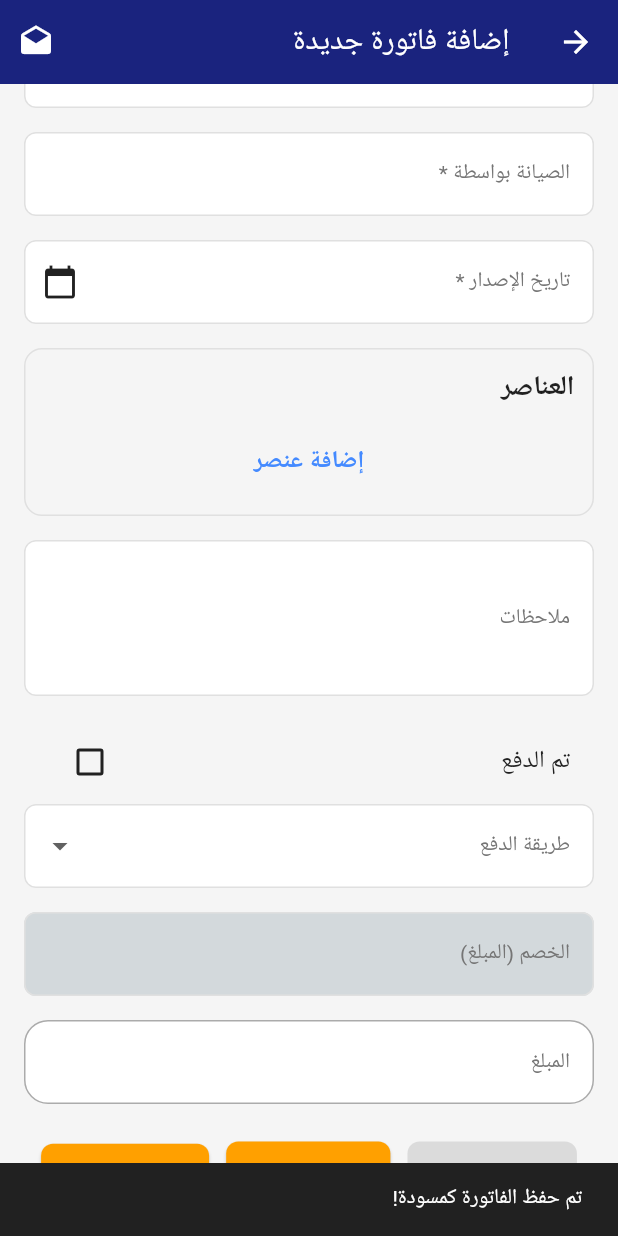
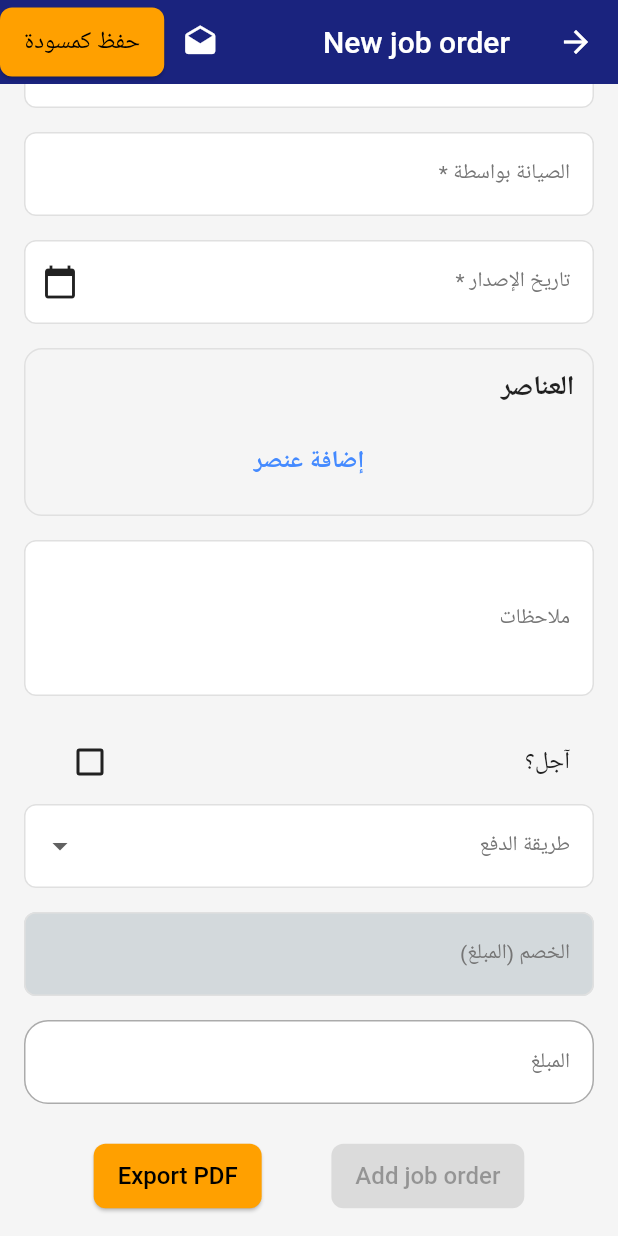
Before and after one commit to Abdalrahman1723/car-service-center-app, a Flutter app: the InvoiceAddScreen screen opened by its route, scrolled down 128 dp, after a tap on "حفظ كمسودة", on a phone screen of 412 x 824 dp. Run offline on Flutter 3.47's test engine with Material 3 defaults, Android fonts, the phone set to English and light mode, and no system bars; our stand-ins replace cloud_firestore, device_preview, equatable, firebase_auth, firebase_core, firebase_messaging and 7 more; accounts and stored records are empty.

Commit message:
make car selection right and change invoice to "job order"

```diff
--- a/lib/modules/employee/invoice_management/data/datasources/invoice_datasource.dart
+++ b/lib/modules/employee/invoice_management/data/datasources/invoice_datasource.dart
@@ -17,7 +17,7 @@ class FirebaseInvoiceDataSource implements InvoiceDataSource {
     // Store invoice data in Firestore 'invoices' collection
     await _firestore
         .collection('invoices')
-        .doc(invoice.clientId)
+        .doc(invoice.id)
         .set(invoice.toMap());
   }
 
--- a/lib/modules/employee/invoice_management/data/repositories/invoice_repository_impl.dart
+++ b/lib/modules/employee/invoice_management/data/repositories/invoice_repository_impl.dart
@@ -30,6 +30,7 @@ class InvoiceRepositoryImpl implements InvoiceRepository {
         isPaid: invoice.isPaid,
         paymentMethod: invoice.paymentMethod,
         discount: invoice.discount,
+        selectedCar: invoice.selectedCar,
       ),
     );
 
@@ -78,6 +79,7 @@ class InvoiceRepositoryImpl implements InvoiceRepository {
             isPaid: model.isPaid,
             paymentMethod: model.paymentMethod,
             discount: model.discount,
+            selectedCar: model.selectedCar
           ),
         )
         .toList();
--- a/lib/modules/employee/invoice_management/presentation/cubit/invoice_management_cubit.dart
+++ b/lib/modules/employee/invoice_management/presentation/cubit/invoice_management_cubit.dart
@@ -1,3 +1,5 @@
+import 'dart:developer';
+
 import 'package:cloud_firestore/cloud_firestore.dart';
 import 'package:firebase_auth/firebase_auth.dart';
 import 'package:flutter_bloc/flutter_bloc.dart';
@@ -36,16 +38,16 @@ class InvoiceManagementCubit extends Cubit<InvoiceManagementState> {
     required String maintenanceBy,
     required List<Item> items,
     required DateTime issueDate,
+    required String selectedCar, // selected car
     String? notes,
     bool isPaid = false,
     String? paymentMethod,
     double? discount,
-    String? selectedCar, // selected car
   }) async {
     emit(InvoiceManagementLoading());
     try {
       final invoice = Invoice(
-        id: clientId,
+        id: DateTime.now().millisecondsSinceEpoch.toString(),
         clientId: clientId,
         amount: amount,
         maintenanceBy: maintenanceBy,
@@ -59,6 +61,7 @@ class InvoiceManagementCubit extends Cubit<InvoiceManagementState> {
         selectedCar: selectedCar,
       );
       await addInvoiceUseCase(invoice);
+      log("from cubit the invoice is : \n ${invoice.selectedCar}");
       // For each unique item name in the invoice items, count how many times it appears,
       // then update the inventory by decreasing the quantity accordingly.
       final Map<String, int> itemCounts = {};
--- a/lib/modules/employee/invoice_management/presentation/pages/invoice_add_screen.dart
+++ b/lib/modules/employee/invoice_management/presentation/pages/invoice_add_screen.dart
@@ -1,4 +1,5 @@
-import 'dart:convert';
+import 'dart:developer';
+
 import 'package:flutter/material.dart';
 import 'package:flutter_bloc/flutter_bloc.dart';
 import 'package:intl/intl.dart';
@@ -8,7 +9,6 @@ import 'package:m_world/shared/models/invoice.dart';
 import 'package:m_world/shared/models/item.dart';
 import 'package:m_world/shared/models/client.dart';
 import 'package:m_world/modules/manager/features/inventory/domain/entities/inventory_entity.dart';
-import 'package:shared_preferences/shared_preferences.dart';
 import '../../../../../config/routes.dart';
 import 'package:flutter/services.dart';
 
@@ -36,7 +36,6 @@ class InvoiceAddScreenState extends State<InvoiceAddScreen> {
   InventoryEntity? _inventory;
   double totalAmount = 0;
   DateTime? _issueDate;
-  String? _draftId;
   List<Client> clients = [];
 
   @override
@@ -44,10 +43,7 @@ class InvoiceAddScreenState extends State<InvoiceAddScreen> {
     super.initState();
     context.read<InvoiceManagementCubit>().loadClients();
     context.read<InvoiceManagementCubit>().loadInventory();
-    if (widget.draftData != null) {
-    }
   }
-
 
   @override
   Widget build(BuildContext context) {
@@ -59,13 +55,14 @@ class InvoiceAddScreenState extends State<InvoiceAddScreen> {
 
     return Scaffold(
       appBar: AppBar(
-        title: const Text('إضافة فاتورة جديدة'),
+        title: const Text("New job order"),
         actions: [
           IconButton(
             icon: const Icon(Icons.drafts),
             onPressed: () =>
                 Navigator.pushNamed(context, Routes.invoiceDraftList),
           ),
+          ElevatedButton(onPressed: () {}, child: const Text('حفظ كمسودة')),
         ],
       ),
       body: BlocConsumer<InvoiceManagementCubit, InvoiceManagementState>(
@@ -108,6 +105,7 @@ class InvoiceAddScreenState extends State<InvoiceAddScreen> {
                   const SizedBox(height: 16),
                   // Maintenance by field
                   TextFormField(
+                    keyboardType: TextInputType.text,
                     controller: _maintenanceByController,
                     decoration: const InputDecoration(
                       labelText: 'الصيانة بواسطة *',
@@ -159,7 +157,7 @@ class InvoiceAddScreenState extends State<InvoiceAddScreen> {
                   const SizedBox(height: 16),
                   // Is Paid checkbox
                   CheckboxListTile(
-                    title: const Text('تم الدفع'),
+                    title: const Text('آجل؟'),
                     value: _isPaid,
                     onChanged: (value) => setState(() => _isPaid = value!),
                   ),
@@ -253,9 +251,13 @@ class InvoiceAddScreenState extends State<InvoiceAddScreen> {
                                         paymentMethod: _paymentMethod,
                                         discount: discount,
                                         issueDate: _issueDate ?? DateTime.now(),
-                                        selectedCar: _selectedCar,
+                                        selectedCar:
+                                            _getSelectedCarDisplayText(),
                                       );
                                 }
+                                log(
+                                  "the selected car is: ${_getSelectedCarDisplayText()}",
+                                );
                               },
                         child: state is InvoiceManagementLoading
                             ? const SizedBox(
@@ -265,92 +267,7 @@ class InvoiceAddScreenState extends State<InvoiceAddScreen> {
                                   strokeWidth: 2,
                                 ),
                               )
-                            : const Text('إضافة الفاتورة'),
-                      ),
-                      ElevatedButton(
-                        onPressed: state is InvoiceManagementLoading
-                            ? null
-                            : () async {
-                                final String currentDraftId =
-                                    _draftId ??
-                                    DateTime.now().toIso8601String();
-                                final draft = {
-                                  'id': currentDraftId,
-                                  'clientId': _selectedClientId,
-                                  'selectedCar': _selectedCar,
-                                  'amount': double.tryParse(
-                                    _amountController.text,
-                                  ),
-                                  'maintenanceBy':
-                                      _maintenanceByController.text,
-                                  'items': _items
-                                      .map((item) => item.toMap())
-                                      .toList(),
-                                  'notes': _notesController.text.isEmpty
-                                      ? null
-                                      : _notesController.text,
-                                  'isPaid': _isPaid,
-                                  'clientName': _selectedClientId != null
-                                      ? clients
-                                            .firstWhere(
-                                              (element) =>
-                                                  element.id ==
-                                                  _selectedClientId,
-                                              orElse: () => Client(
-                                                id: '',
-                                                name: 'غير معروف',
-                                                cars: [],
-                                                balance: 0.0,
-                                              ),
-                                            )
-                                            .name
-                                      : null,
-                                  'paymentMethod': _paymentMethod,
-                                  'discount': double.tryParse(
-                                    _discountController.text,
-                                  ),
-                                  'issueDate': _issueDate?.toIso8601String(),
-                                  'createdAt': widget.draftData != null
-                                      ? widget.draftData!['createdAt']
-                                      : DateTime.now().toIso8601String(),
-                                };
-                                final prefs =
-                                    await SharedPreferences.getInstance();
-                                final drafts =
-                                    prefs.getStringList('invoice_drafts') ?? [];
-                                final existingDraftIndex = drafts.indexWhere((
-                                  draftString,
-                                ) {
-                                  final draftMap = jsonDecode(draftString);
-                                  return draftMap['id'] == currentDraftId;
-                                });
-                                if (existingDraftIndex != -1) {
-                                  drafts[existingDraftIndex] = jsonEncode(
-                                    draft,
-                                  );
-                                } else {
-                                  drafts.add(jsonEncode(draft));
-                                }
-                                await prefs.setStringList(
-                                  'invoice_drafts',
-                                  drafts,
-                                );
-                                ScaffoldMessenger.of(context).showSnackBar(
-                                  SnackBar(
-                                    content: Text(
-                                      existingDraftIndex != -1
-                                          ? 'تم تحديث المسودة بنجاح!'
-                                          : 'تم حفظ الفاتورة كمسودة!',
-                                    ),
-                                  ),
-                                );
-                                if (_draftId == null) {
-                                  setState(() {
-                                    _draftId = currentDraftId;
-                                  });
-                                }
-                              },
-                        child: const Text('حفظ كمسودة'),
+                            : const Text('Add job order'),
                       ),
                       InvoiceExportButton(
                         clientName: _selectedClientId != null
@@ -382,7 +299,7 @@ class InvoiceAddScreenState extends State<InvoiceAddScreen> {
                           paymentMethod: _paymentMethod,
                           discount: double.tryParse(_discountController.text),
                           issueDate: _issueDate ?? DateTime.now(),
-                          selectedCar: _selectedCar,
+                          selectedCar: _getSelectedCarDisplayText(),
                         ),
                       ),
                     ],
@@ -458,7 +375,7 @@ class InvoiceAddScreenState extends State<InvoiceAddScreen> {
     final selectedCar = _selectedCar != null && cars.isNotEmpty
         ? cars.firstWhere(
             (c) =>
-                c['licensePlate'] == _selectedCar || c['type'] == _selectedCar,
+                '${c['type'] ?? ''}_${c['licensePlate'] ?? ''}' == _selectedCar,
             orElse: () => {'type': 'غير معروف', 'licensePlate': 'غير معروف'},
           )
         : null;
@@ -477,7 +394,7 @@ class InvoiceAddScreenState extends State<InvoiceAddScreen> {
           items: cars
               .map(
                 (car) => DropdownMenuItem<String>(
-                  value: car['licensePlate'] ?? car['type'],
+                  value: '${car['type'] ?? ''}_${car['licensePlate'] ?? ''}',
                   child: Text(
                     '${car['type'] ?? 'غير محدد'} (${car['licensePlate'] ?? 'بدون لوحة'})',
                   ),
@@ -643,8 +560,9 @@ class InvoiceAddScreenState extends State<InvoiceAddScreen> {
                               ),
                               onTap: () {
                                 setState(() {
+                                  // Use a unique identifier for the car
                                   _selectedCar =
-                                      car['licensePlate'] ?? car['type'];
+                                      '${car['type'] ?? ''}_${car['licensePlate'] ?? ''}';
                                 });
                                 Navigator.pop(dialogContext);
                               },
@@ -1151,4 +1069,21 @@ class InvoiceAddScreenState extends State<InvoiceAddScreen> {
       ),
     );
   }
+
+  // Helper method to get the display text for the selected car
+  String _getSelectedCarDisplayText() {
+    if (_selectedCar == null || clients.isEmpty) return '';
+
+    final selectedClient = clients.firstWhere(
+      (c) => c.id == _selectedClientId,
+      orElse: () => Client(id: '', name: 'غير معروف', cars: [], balance: 0.0),
+    );
+
+    final selectedCarData = selectedClient.cars.firstWhere(
+      (c) => '${c['type'] ?? ''}_${c['licensePlate'] ?? ''}' == _selectedCar,
+      orElse: () => {'type': 'غير معروف', 'licensePlate': 'غير معروف'},
+    );
+
+    return '${selectedCarData['type'] ?? 'غير محدد'} (${selectedCarData['licensePlate'] ?? 'بدون لوحة'})';
+  }
 }
--- a/lib/modules/employee/invoice_management/presentation/widgets/invoice_card.dart
+++ b/lib/modules/employee/invoice_management/presentation/widgets/invoice_card.dart
@@ -41,7 +41,7 @@ class InvoiceCard extends StatelessWidget {
             ),
           );
         },
-        title: Text('Invoice #${invoice.id}'),
+        title: Text('Invoice #${invoice.clientId}'),
         subtitle: Column(
           crossAxisAlignment: CrossAxisAlignment.start,
           children: [
--- a/lib/modules/manager/features/dashboard/presentation/pages/dashboard_screen.dart
+++ b/lib/modules/manager/features/dashboard/presentation/pages/dashboard_screen.dart
@@ -331,7 +331,7 @@ class DashboardScreen extends StatelessWidget {
                     //add new invoice
                     buildCard(
                       context,
-                      'إضافة فاتورة جديدة',
+                      'إضافة  Job order',
                       Icons.add_circle,
                       () => Navigator.of(context).pushNamed(Routes.invoiceAdd),
                     ),
--- a/lib/modules/manager/features/vault/presentation/pages/add_vault_transaction_screen.dart
+++ b/lib/modules/manager/features/vault/presentation/pages/add_vault_transaction_screen.dart
@@ -24,7 +24,7 @@ class _AddTransactionScreenState extends State<AddTransactionScreen> {
   // List of valid categories for the dropdown
   final List<String> categories = [
     'شحنة',
-    'فاتورة',
+    'Job order',
     'راتب',
     'مصروفات مكتبية',
     'أخرى',
--- a/lib/modules/manager/features/vault/presentation/pages/vault_screen.dart
+++ b/lib/modules/manager/features/vault/presentation/pages/vault_screen.dart
@@ -186,7 +186,7 @@ class _VaultTransactionsScreenState extends State<VaultTransactionsScreen> {
                   value: selectedCategory,
                   items: const [
                     DropdownMenuItem(value: 'Shipment', child: Text('شحنة')),
-                    DropdownMenuItem(value: 'Invoice', child: Text('فاتورة')),
+                    DropdownMenuItem(value: 'Invoice', child: Text('Job order')),
                     DropdownMenuItem(value: 'Salary', child: Text('راتب')),
                     DropdownMenuItem(
                       value: 'Office Expense',
--- a/lib/shared/models/invoice.dart
+++ b/lib/shared/models/invoice.dart
@@ -12,7 +12,7 @@ class Invoice {
   final bool isPaid;
   final String? paymentMethod;
   final double? discount;
-  final String? selectedCar; // Added
+  final String selectedCar; // Added
 
   Invoice({
     required this.id,
@@ -22,11 +22,11 @@ class Invoice {
     required this.createdAt,
     required this.amount,
     required this.items,
+    required this.selectedCar,
     this.notes,
     required this.isPaid,
     this.paymentMethod,
     this.discount,
-    this.selectedCar,
   });
 
   factory Invoice.fromFirestore(Map<String, dynamic> data, String id) {
@@ -96,5 +96,6 @@ class Invoice {
     discount: (map['discount'] is int)
         ? (map['discount'] as int).toDouble()
         : map['discount'],
+        selectedCar: map['selectedCar'] ?? '',
   );
 }
```
